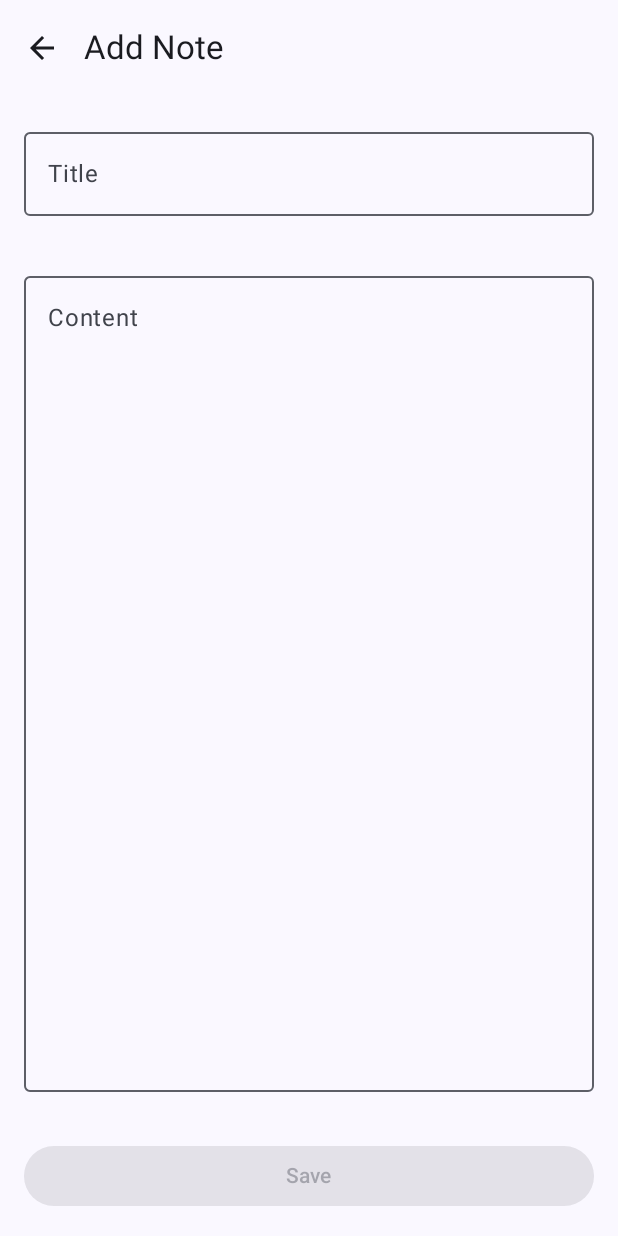
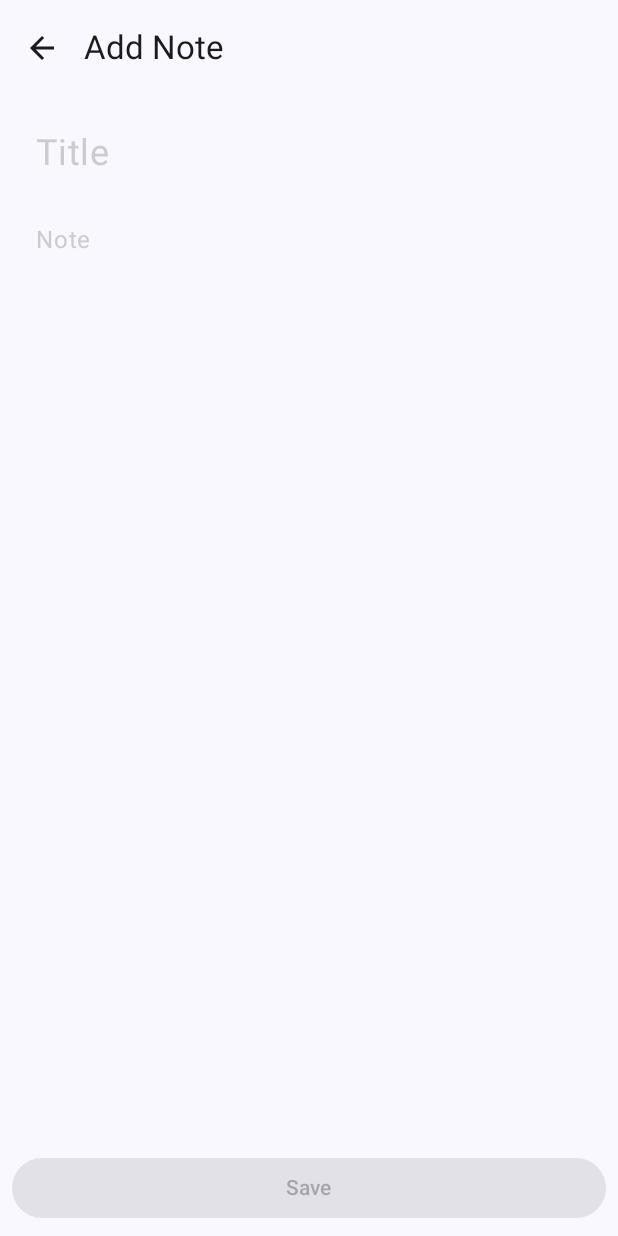
Before and after one commit to badal-pundir/NoteTalk-Android, an Android app built with Jetpack Compose: the @Preview function AddNotePreview, on a phone screen of 412 x 824 dp. Run offline under Robolectric (Android 15) with nearby library versions, the phone set to English and light mode, and no system bars; our stand-ins replace Dagger/Hilt's generated code, Room's generated code.

Commit message:
improve: Improve the edit/add screen

```diff
--- a/app/src/main/java/com/example/notetalk/ui/AddNotEditeScreen.kt
+++ b/app/src/main/java/com/example/notetalk/ui/AddNotEditeScreen.kt
@@ -17,6 +17,7 @@ import androidx.compose.material3.IconButton
 import androidx.compose.material3.OutlinedTextField
 import androidx.compose.material3.Scaffold
 import androidx.compose.material3.Text
+import androidx.compose.material3.TextFieldDefaults
 import androidx.compose.material3.TopAppBar
 import androidx.compose.runtime.Composable
 import androidx.compose.runtime.LaunchedEffect
@@ -27,8 +28,12 @@ import androidx.compose.runtime.remember
 import androidx.compose.runtime.setValue
 import androidx.compose.ui.Alignment
 import androidx.compose.ui.Modifier
+import androidx.compose.ui.graphics.Color
+import androidx.compose.ui.text.TextStyle
+import androidx.compose.ui.text.font.FontWeight
 import androidx.compose.ui.tooling.preview.Preview
 import androidx.compose.ui.unit.dp
+import androidx.compose.ui.unit.sp
 import androidx.navigation.NavHostController
 import androidx.navigation.compose.rememberNavController
 import com.example.notetalk.data.Note
@@ -106,20 +111,48 @@ fun AddEditNote(viewModel: NoteViewModel, navController: NavHostController, note
             Column(
                 modifier = Modifier
                     .padding(paddingValues)
-                    .padding(16.dp)
+                    .padding(8.dp)
                     .fillMaxSize()
             ) {
                 OutlinedTextField(
                     value = title,
                     onValueChange = { title = it },
-                    label = { Text("Title") },
-                    modifier = Modifier.fillMaxWidth()
+                    placeholder = {
+                        Text(
+                            text = "Title",
+                            fontSize = 24.sp,
+                            color = Color.LightGray,
+                        )
+                    },
+                    textStyle = TextStyle(
+                        fontWeight = FontWeight.Bold,
+                        fontSize = 16.sp
+                    ),
+//                    label = { Text("Title") },
+                    colors = TextFieldDefaults.colors(
+                        focusedIndicatorColor = Color.Transparent,
+                        unfocusedIndicatorColor = Color.Transparent,
+                        disabledIndicatorColor = Color.Transparent,
+                        focusedContainerColor = Color.Transparent,
+                        unfocusedContainerColor = Color.Transparent
+                    ),
+                    modifier = Modifier.fillMaxWidth(),
                 )
-                Spacer(modifier = Modifier.padding(16.dp))
                 OutlinedTextField(
                     value = content,
                     onValueChange = { content = it },
-                    label = { Text("Content") },
+                    placeholder = { Text("Note", color = Color.LightGray) },
+                    textStyle = TextStyle(
+                        fontSize = 16.sp
+                    ),
+                    colors = TextFieldDefaults.colors(
+                        focusedIndicatorColor = Color.Transparent,
+                        unfocusedIndicatorColor = Color.Transparent,
+                        disabledIndicatorColor = Color.Transparent,
+                        // You might also want to set the background to transparent
+                        focusedContainerColor = Color.Transparent,
+                        unfocusedContainerColor = Color.Transparent
+                    ),
                     modifier = Modifier
                         .fillMaxWidth()
                         .weight(1f)
```
